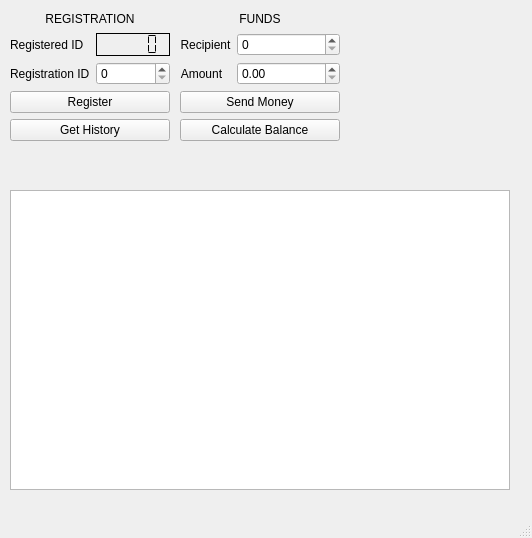
Before: the Qt Designer form uis/chainNodeUI.ui in JakubBurczyk/sr_blockchain, drawn with Qt 5.
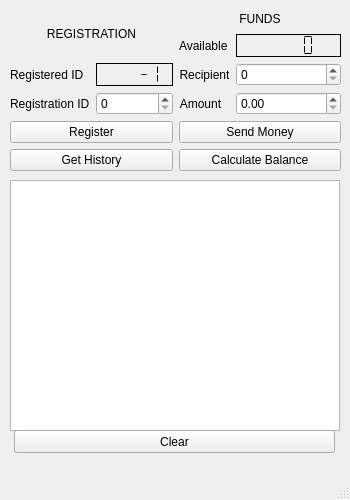
After: the same form once the commit is applied.

The edit to the form file:
```diff
--- a/uis/chainNodeUI.ui
+++ b/uis/chainNodeUI.ui
@@ -6,10 +6,16 @@
    <rect>
     <x>0</x>
     <y>0</y>
-    <width>532</width>
-    <height>538</height>
+    <width>350</width>
+    <height>500</height>
    </rect>
   </property>
+  <property name="sizePolicy">
+   <sizepolicy hsizetype="Fixed" vsizetype="Fixed">
+    <horstretch>0</horstretch>
+    <verstretch>0</verstretch>
+   </sizepolicy>
+  </property>
   <property name="windowTitle">
    <string>MainWindow</string>
   </property>
@@ -18,21 +24,88 @@
     <property name="geometry">
      <rect>
       <x>10</x>
-      <y>190</y>
-      <width>500</width>
-      <height>300</height>
+      <y>180</y>
+      <width>330</width>
+      <height>251</height>
      </rect>
     </property>
    </widget>
    <widget class="QWidget" name="verticalLayoutWidget">
     <property name="geometry">
      <rect>
-      <x>180</x>
+      <x>10</x>
       <y>10</y>
-      <width>160</width>
-      <height>131</height>
+      <width>331</width>
+      <height>161</height>
      </rect>
     </property>
+    <layout class="QHBoxLayout" name="horizontalLayout">
+     <item>
+      <layout class="QVBoxLayout" name="verticalLayout_2">
+       <item>
+        <widget class="QLabel" name="label_5">
+         <property name="text">
+          <string>REGISTRATION</string>
+         </property>
+         <property name="alignment">
+          <set>Qt::AlignCenter</set>
+         </property>
+        </widget>
+       </item>
+       <item>
+        <layout class="QFormLayout" name="formLayout_2">
+         <item row="0" column="0">
+          <widget class="QLabel" name="label_id">
+           <property name="text">
+            <string>Registered ID</string>
+           </property>
+          </widget>
+         </item>
+         <item row="0" column="1">
+          <widget class="QLCDNumber" name="lcdNumber_id">
+           <property name="frameShape">
+            <enum>QFrame::Box</enum>
+           </property>
+           <property name="frameShadow">
+            <enum>QFrame::Plain</enum>
+           </property>
+           <property name="segmentStyle">
+            <enum>QLCDNumber::Flat</enum>
+           </property>
+           <property name="intValue" stdset="0">
+            <number>-1</number>
+           </property>
+          </widget>
+         </item>
+         <item row="1" column="0">
+          <widget class="QLabel" name="label_4">
+           <property name="text">
+            <string>Registration ID</string>
+           </property>
+          </widget>
+         </item>
+         <item row="1" column="1">
+          <widget class="QSpinBox" name="spinBox_ROS"/>
+         </item>
+        </layout>
+       </item>
+       <item>
+        <widget class="QPushButton" name="pushButton_register">
+         <property name="text">
+          <string>Register</string>
+         </property>
+        </widget>
+       </item>
+       <item>
+        <widget class="QPushButton" name="pushButton">
+         <property name="text">
+          <string>Get History</string>
+         </property>
+        </widget>
+       </item>
+      </layout>
+     </item>
+     <item>
     <layout class="QVBoxLayout" name="verticalLayout">
      <item>
       <widget class="QLabel" name="label_3">
@@ -46,7 +119,7 @@
      </item>
      <item>
       <layout class="QFormLayout" name="formLayout">
-       <item row="0" column="0">
+         <item row="1" column="0">
         <widget class="QLabel" name="label">
          <property name="text">
           <string>Recipient</string>
@@ -56,10 +129,10 @@
          </property>
         </widget>
        </item>
-       <item row="0" column="1">
+         <item row="1" column="1">
         <widget class="QSpinBox" name="spinBox_recipient"/>
        </item>
-       <item row="1" column="0">
+         <item row="2" column="0">
         <widget class="QLabel" name="label_2">
          <property name="text">
           <string>Amount</string>
@@ -69,13 +142,30 @@
          </property>
         </widget>
        </item>
-       <item row="1" column="1">
+         <item row="2" column="1">
         <widget class="QDoubleSpinBox" name="doubleSpinBox_amount">
          <property name="maximum">
           <double>100.000000000000000</double>
          </property>
         </widget>
        </item>
+         <item row="0" column="1">
+          <widget class="QLCDNumber" name="lcdNumber_funds">
+           <property name="frameShadow">
+            <enum>QFrame::Plain</enum>
+           </property>
+           <property name="segmentStyle">
+            <enum>QLCDNumber::Flat</enum>
+           </property>
+          </widget>
+         </item>
+         <item row="0" column="0">
+          <widget class="QLabel" name="label_6">
+           <property name="text">
+            <string>Available</string>
+           </property>
+          </widget>
+         </item>
       </layout>
      </item>
      <item>
@@ -93,76 +183,21 @@
       </widget>
      </item>
     </layout>
+     </item>
+    </layout>
    </widget>
-   <widget class="QWidget" name="verticalLayoutWidget_2">
+   <widget class="QPushButton" name="pushButton_clear">
     <property name="geometry">
      <rect>
-      <x>10</x>
-      <y>10</y>
-      <width>160</width>
-      <height>131</height>
+      <x>14</x>
+      <y>430</y>
+      <width>321</width>
+      <height>23</height>
      </rect>
     </property>
-    <layout class="QVBoxLayout" name="verticalLayout_2">
-     <item>
-      <widget class="QLabel" name="label_5">
        <property name="text">
-        <string>REGISTRATION</string>
-       </property>
-       <property name="alignment">
-        <set>Qt::AlignCenter</set>
-       </property>
-      </widget>
-     </item>
-     <item>
-      <layout class="QFormLayout" name="formLayout_2">
-       <item row="0" column="0">
-        <widget class="QLabel" name="label_id">
-         <property name="text">
-          <string>Registered ID</string>
-         </property>
-        </widget>
-       </item>
-       <item row="0" column="1">
-        <widget class="QLCDNumber" name="lcdNumber">
-         <property name="frameShape">
-          <enum>QFrame::Box</enum>
-         </property>
-         <property name="frameShadow">
-          <enum>QFrame::Plain</enum>
-         </property>
-         <property name="segmentStyle">
-          <enum>QLCDNumber::Flat</enum>
-         </property>
-        </widget>
-       </item>
-       <item row="1" column="0">
-        <widget class="QLabel" name="label_4">
-         <property name="text">
-          <string>Registration ID</string>
-         </property>
-        </widget>
-       </item>
-       <item row="1" column="1">
-        <widget class="QSpinBox" name="spinBox_ROS"/>
-       </item>
-      </layout>
-     </item>
-     <item>
-      <widget class="QPushButton" name="pushButton_register">
-       <property name="text">
-        <string>Register</string>
-       </property>
-      </widget>
-     </item>
-     <item>
-      <widget class="QPushButton" name="pushButton">
-       <property name="text">
-        <string>Get History</string>
-       </property>
-      </widget>
-     </item>
-    </layout>
+     <string>Clear</string>
+    </property>
    </widget>
   </widget>
   <widget class="QMenuBar" name="menubar">
```
Left out of the diff: 6 changed lines with no effect on the pictures. Lines whose indentation alone changed are shown as unchanged.
